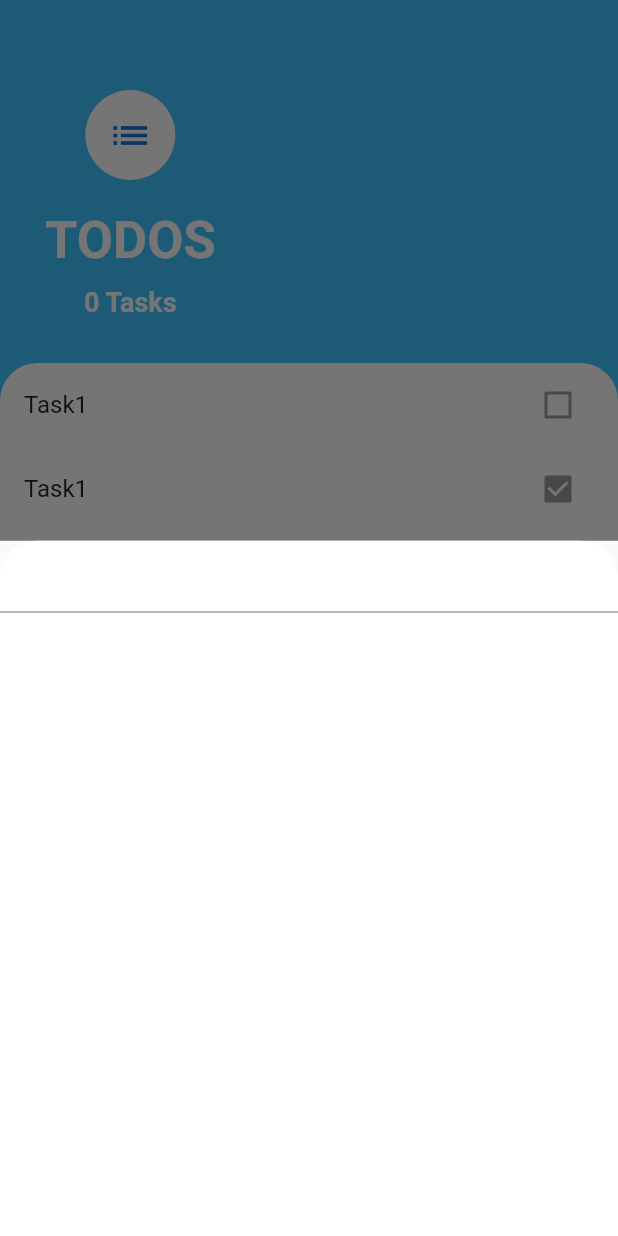
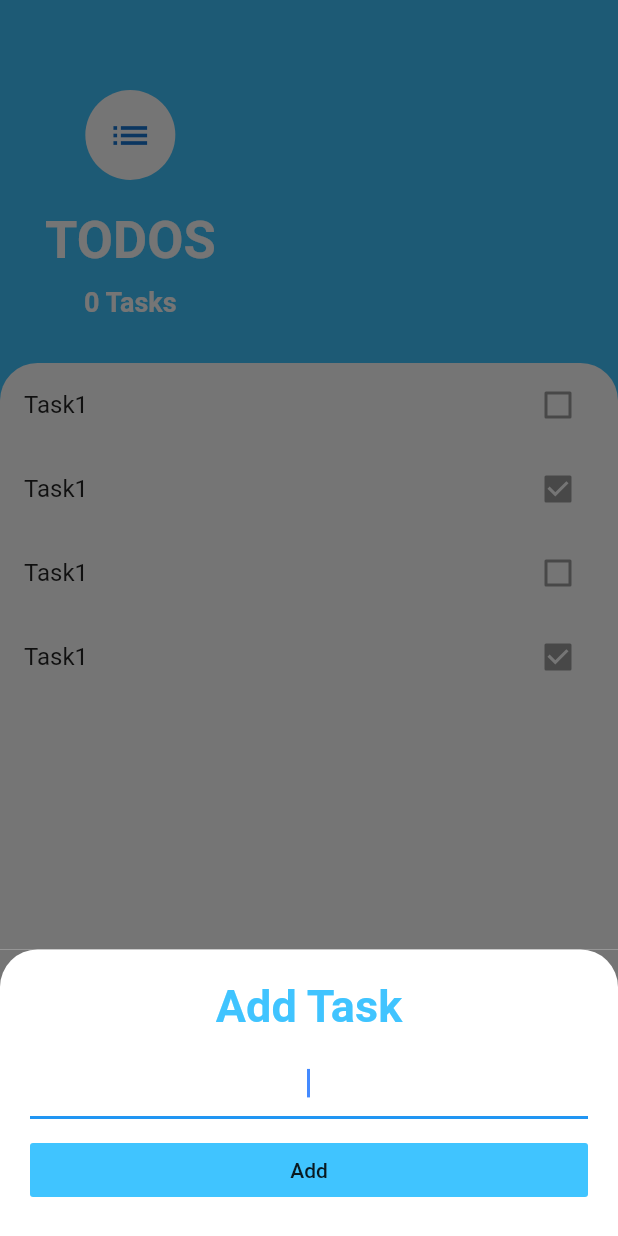
Before and after one commit to ajinkyavn1/TODO-Flutter-App, a Flutter app: the screen it shows after launch, after a tap on the "add" icon, on a phone screen of 412 x 824 dp. Run offline on Flutter 3.47's test engine with Material 2 defaults, Android fonts, the phone set to English and light mode, and no system bars.

Commit message:
All UI WORK Done

```diff
--- a/lib/AddTaskScreen.dart
+++ b/lib/AddTaskScreen.dart
@@ -5,7 +5,12 @@ class AddTaskScreen extends StatelessWidget {
 
   @override
   Widget build(BuildContext context) {
-    return Container(
+    return SingleChildScrollView(
+      child: Container(
+       // padding: EdgeInsets.only(bottom: MediaQuery.of(context).viewInsets.bottom),
+        color: Color(0xff757575),
+        child: Container(
+          padding: EdgeInsets.all(20),
           decoration: BoxDecoration(
             color: Colors.white,
             borderRadius: BorderRadius.only(
@@ -14,9 +19,29 @@ class AddTaskScreen extends StatelessWidget {
             ),
           ),
           child: Column(
+            crossAxisAlignment: CrossAxisAlignment.stretch,
             children: [
-          TextField()
+              Text("Add Task",style: TextStyle(
+                fontSize:30,
+
+                color: Colors.lightBlueAccent,
+                fontWeight: FontWeight.bold,
+              ),textAlign: TextAlign.center,),
+              SizedBox(height: 10,),
+              TextField(
+                cursorColor: Colors.blueAccent,
+                autofocus: true,
+                textAlign: TextAlign.center,
+              ),
+              SizedBox(height: 10,),
+              FlatButton(
+                  onPressed: (){},
+                  child:Text("Add"),
+                color: Colors.lightBlueAccent,
+              )
             ],
+          ),
+        ),
       ),
     );
   }
```
Lines whose indentation alone changed are shown as unchanged.
